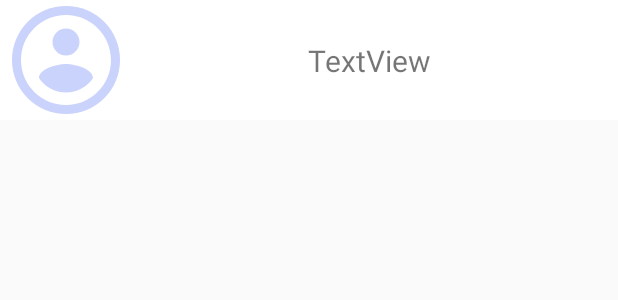
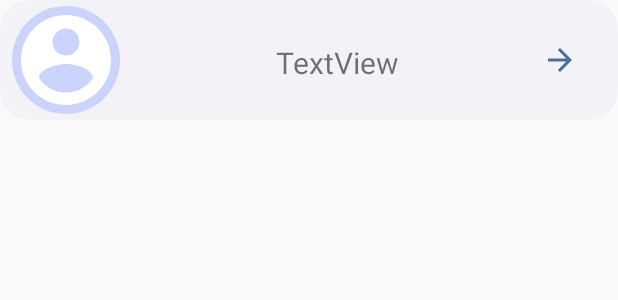
Before and after one commit to CMPUT301W23T07/catch-me-if-you-scan, an Android app: the layout user_scanned_item.xml on its own in the app's theme, with its tools: preview values and no code run, on a phone screen of 412 x 824 dp. Shown: the top 300 px of the screen. Run offline under Robolectric (Android 15) with nearby library versions, the light colour scheme and no system bars.

Commit message:
ui overhaul

```diff
--- a/app/app/src/main/res/layout/user_scanned_item.xml
+++ b/app/app/src/main/res/layout/user_scanned_item.xml
@@ -4,7 +4,7 @@
     xmlns:tools="http://schemas.android.com/tools"
     android:layout_width="match_parent"
     android:layout_height="80dp"
-    android:background="@color/white">
+    android:background="@drawable/monsters_profile_list_container">
 
     <TextView
         android:id="@+id/username"
@@ -14,8 +14,10 @@
         android:textSize="20sp"
         app:layout_constraintBottom_toBottomOf="parent"
         app:layout_constraintEnd_toEndOf="parent"
+        app:layout_constraintHorizontal_bias="0.417"
         app:layout_constraintStart_toEndOf="@+id/avatar"
-        app:layout_constraintTop_toTopOf="parent" />
+        app:layout_constraintTop_toTopOf="parent"
+        app:layout_constraintVertical_bias="0.528" />
 
     <ImageView
         android:id="@+id/avatar"
@@ -28,4 +30,15 @@
         app:layout_constraintStart_toStartOf="parent"
         app:layout_constraintTop_toTopOf="parent"
         tools:srcCompat="@tools:sample/avatars" />
+
+    <ImageView
+        android:id="@+id/imageView"
+        android:layout_width="wrap_content"
+        android:layout_height="wrap_content"
+        app:layout_constraintBottom_toBottomOf="parent"
+        app:layout_constraintEnd_toEndOf="parent"
+        app:layout_constraintHorizontal_bias="0.78"
+        app:layout_constraintStart_toEndOf="@+id/username"
+        app:layout_constraintTop_toTopOf="parent"
+        app:srcCompat="@drawable/baseline_arrow_forward_24" />
 </androidx.constraintlayout.widget.ConstraintLayout>
```
Also changed, not shown: app/app/src/main/res/layout/fragment_users_scanned.xml (+9 -3 lines), app/app/src/main/res/layout/fragment_view_monster.xml (+82 -41 lines).
